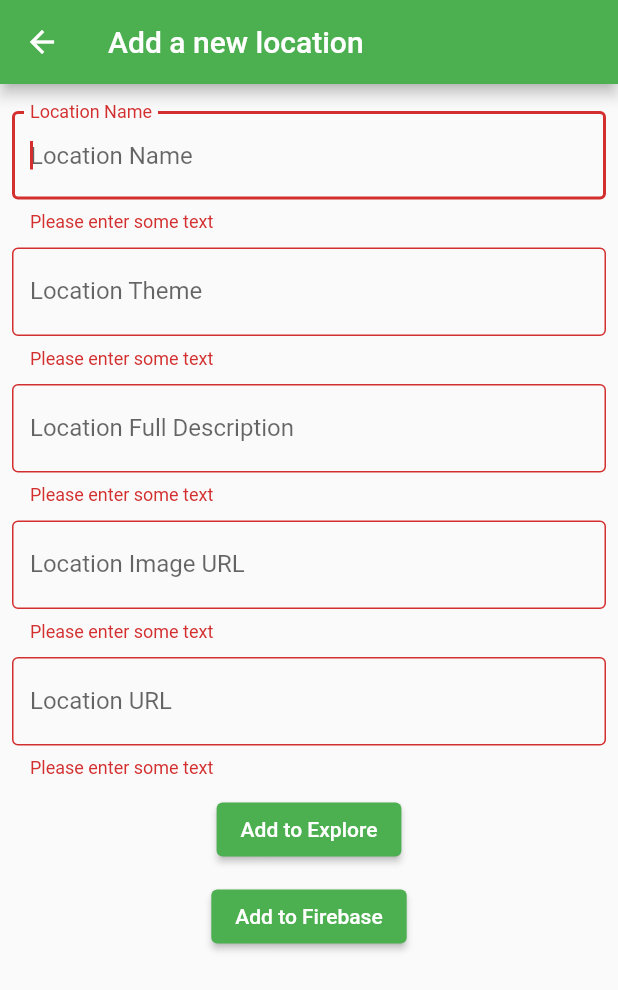
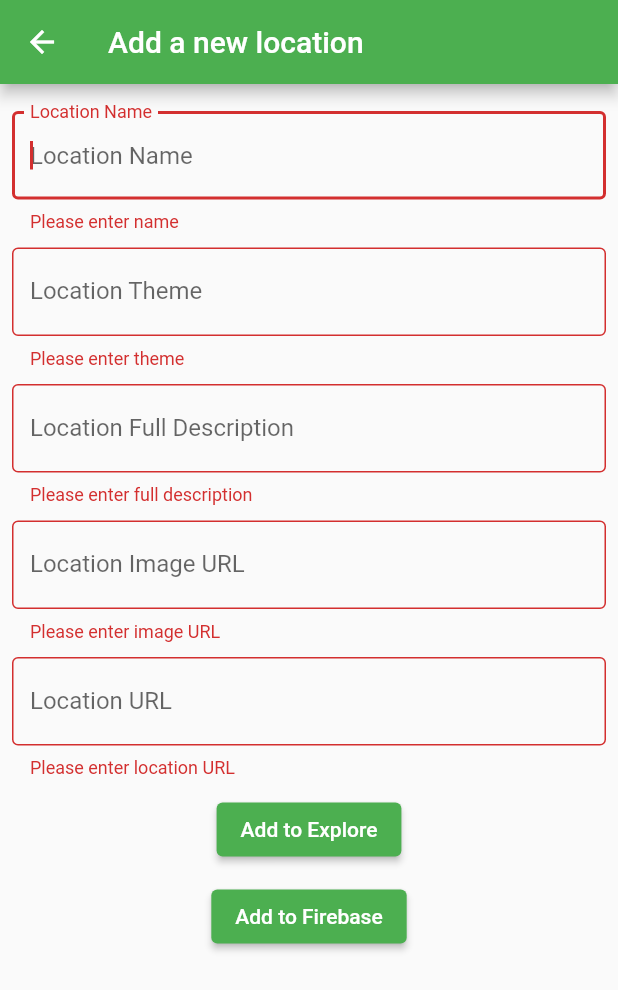
Before and after one commit to reemossama16/Milestone-2, a Flutter app: the newLocationView screen opened directly, after a tap on "Add to Explore", on a phone screen of 412 x 824 dp. Shown: the top 990 px of the screen. Run offline on Flutter 3.47's test engine with Material 2 defaults, Android fonts, the phone set to English and light mode, and no system bars; our stand-ins replace cloud_firestore, firebase_auth; accounts and stored records are empty; network calls fail.

Commit message:
Part1&2
This combines requirements of part 1 and 2 together.

```diff
--- a/lib/views/explore_view.dart
+++ b/lib/views/explore_view.dart
@@ -1,7 +1,6 @@
 import 'package:flutter/cupertino.dart';
 import 'package:flutter/material.dart';
 import 'package:test1/views/detailed_location_view.dart';
-import 'package:test1/models/Location.dart';
 import 'package:test1/locations.dart';
 
 class ExplorePage extends StatefulWidget {
--- a/lib/views/navigation_view.dart
+++ b/lib/views/navigation_view.dart
@@ -32,6 +32,9 @@ class _HomeState extends State<Home> {
           backgroundColor: Colors.green,
           child: Icon(Icons.add),
           onPressed: (){
+            setState(() {
+              _currentIndex = 0;
+            });
             Navigator.push(context, MaterialPageRoute(builder: (context) => newLocationView(list: widget.list),));
           }
       ),
--- a/lib/views/newLocation.dart
+++ b/lib/views/newLocation.dart
@@ -41,7 +41,7 @@ class _newLocationViewState extends State<newLocationView> {
               TextFormField(
                 validator: (value) {
                   if (value == null || value.isEmpty) {
-                    return 'Please enter some text';
+                    return 'Please enter name';
                   }
                   return null;
                 },
@@ -60,7 +60,7 @@ class _newLocationViewState extends State<newLocationView> {
               TextFormField(
                 validator: (value) {
                   if (value == null || value.isEmpty) {
-                    return 'Please enter some text';
+                    return 'Please enter theme';
                   }
                   return null;
                 },
@@ -79,7 +79,7 @@ class _newLocationViewState extends State<newLocationView> {
               TextFormField(
                 validator: (value) {
                   if (value == null || value.isEmpty) {
-                    return 'Please enter some text';
+                    return 'Please enter full description';
                   }
                   return null;
                 },
@@ -98,7 +98,7 @@ class _newLocationViewState extends State<newLocationView> {
               TextFormField(
                 validator: (value) {
                   if (value == null || value.isEmpty) {
-                    return 'Please enter some text';
+                    return 'Please enter image URL';
                   }
                   return null;
                 },
@@ -117,7 +117,7 @@ class _newLocationViewState extends State<newLocationView> {
               TextFormField(
                 validator: (value) {
                   if (value == null || value.isEmpty) {
-                    return 'Please enter some text';
+                    return 'Please enter location URL';
                   }
                   return null;
                 },
@@ -146,11 +146,17 @@ class _newLocationViewState extends State<newLocationView> {
                         theme: _themeController.text,
                       );
                       widget.list.add(loc);
-                      Navigator.pushAndRemoveUntil(
-                        context,
-                        MaterialPageRoute(builder: (context) => HomeController(list: widget.list)),
-                            (Route<dynamic> route) => false,
-                      );
+
+                      //new code
+                      _formKey.currentState.save();
+                      Navigator.of(context).pop();
+
+                      //old code
+                      // Navigator.pushAndRemoveUntil(
+                      //   context,
+                      //   MaterialPageRoute(builder: (context) => HomeController(list: widget.list)),
+                      //       (Route<dynamic> route) => false,
+                      // );
                       // Navigator.of(context).pop();
                     }
                   }
```
